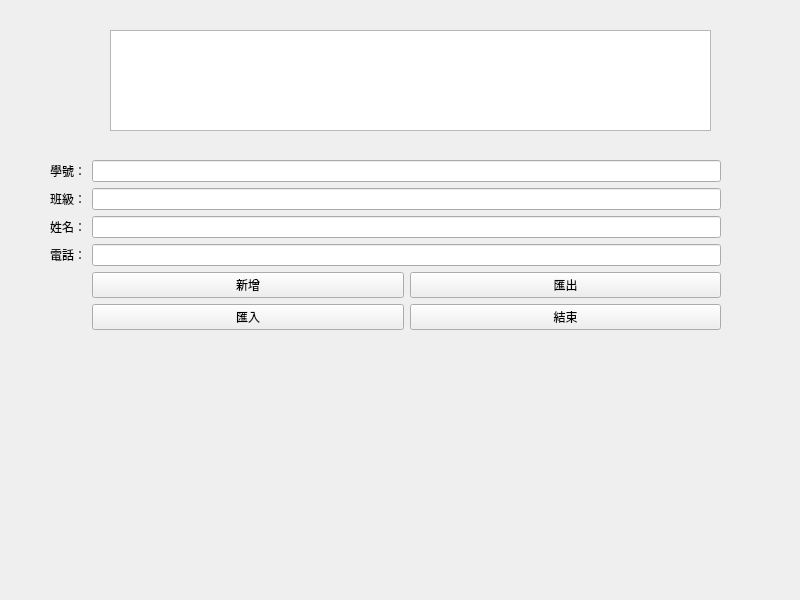
Qt form Address_book/mywidget.ui (kem1005/contactbook) before a commit.
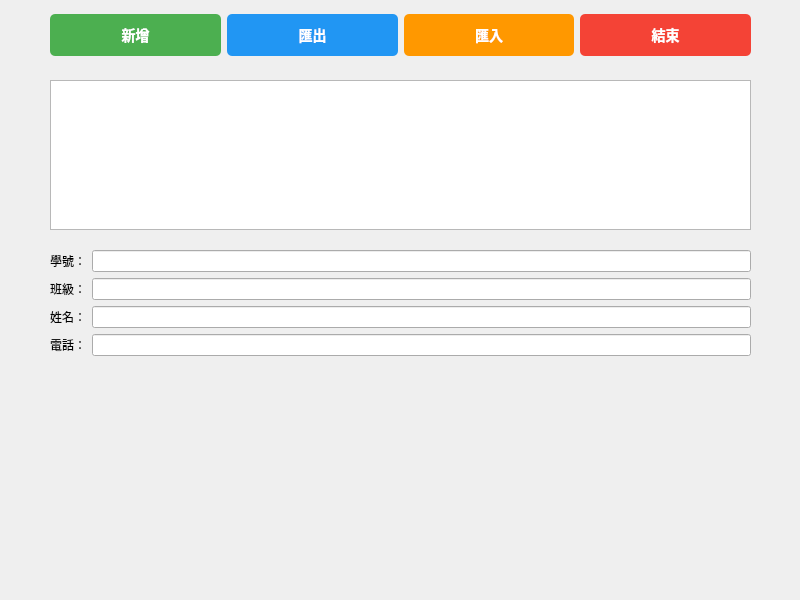
The same form after that commit.

Commit message: Redesign UI: Move buttons to top in horizontal row with colors

Diff of the .ui file:
```diff
--- a/Address_book/mywidget.ui
+++ b/Address_book/mywidget.ui
@@ -13,13 +13,145 @@
   <property name="windowTitle">
    <string>Mywidget</string>
   </property>
+  <widget class="QWidget" name="horizontalLayoutWidget">
+   <property name="geometry">
+    <rect>
+     <x>50</x>
+     <y>10</y>
+     <width>701</width>
+     <height>50</height>
+    </rect>
+   </property>
+   <layout class="QHBoxLayout" name="buttonLayout">
+    <item>
+     <widget class="QPushButton" name="pushButton_4">
+      <property name="minimumSize">
+       <size>
+        <width>0</width>
+        <height>40</height>
+       </size>
+      </property>
+      <property name="styleSheet">
+       <string notr="true">QPushButton {
+    background-color: #4CAF50;
+    color: white;
+    border: none;
+    padding: 10px;
+    font-size: 14px;
+    font-weight: bold;
+    border-radius: 5px;
+}
+QPushButton:hover {
+    background-color: #45a049;
+}
+QPushButton:pressed {
+    background-color: #3d8b40;
+}</string>
+      </property>
+      <property name="text">
+       <string>新增</string>
+      </property>
+     </widget>
+    </item>
+    <item>
+     <widget class="QPushButton" name="pushButton_3">
+      <property name="minimumSize">
+       <size>
+        <width>0</width>
+        <height>40</height>
+       </size>
+      </property>
+      <property name="styleSheet">
+       <string notr="true">QPushButton {
+    background-color: #2196F3;
+    color: white;
+    border: none;
+    padding: 10px;
+    font-size: 14px;
+    font-weight: bold;
+    border-radius: 5px;
+}
+QPushButton:hover {
+    background-color: #0b7dda;
+}
+QPushButton:pressed {
+    background-color: #0a6bc4;
+}</string>
+      </property>
+      <property name="text">
+       <string>匯出</string>
+      </property>
+     </widget>
+    </item>
+    <item>
+     <widget class="QPushButton" name="pushButton_6">
+      <property name="minimumSize">
+       <size>
+        <width>0</width>
+        <height>40</height>
+       </size>
+      </property>
+      <property name="styleSheet">
+       <string notr="true">QPushButton {
+    background-color: #FF9800;
+    color: white;
+    border: none;
+    padding: 10px;
+    font-size: 14px;
+    font-weight: bold;
+    border-radius: 5px;
+}
+QPushButton:hover {
+    background-color: #e68900;
+}
+QPushButton:pressed {
+    background-color: #cc7a00;
+}</string>
+      </property>
+      <property name="text">
+       <string>匯入</string>
+      </property>
+     </widget>
+    </item>
+    <item>
+     <widget class="QPushButton" name="pushButton_5">
+      <property name="minimumSize">
+       <size>
+        <width>0</width>
+        <height>40</height>
+       </size>
+      </property>
+      <property name="styleSheet">
+       <string notr="true">QPushButton {
+    background-color: #f44336;
+    color: white;
+    border: none;
+    padding: 10px;
+    font-size: 14px;
+    font-weight: bold;
+    border-radius: 5px;
+}
+QPushButton:hover {
+    background-color: #da190b;
+}
+QPushButton:pressed {
+    background-color: #c41509;
+}</string>
+      </property>
+      <property name="text">
+       <string>結束</string>
+      </property>
+     </widget>
+    </item>
+   </layout>
+  </widget>
   <widget class="QTableWidget" name="tableWidget">
    <property name="geometry">
     <rect>
-     <x>110</x>
-     <y>30</y>
-     <width>601</width>
-     <height>101</height>
+     <x>50</x>
+     <y>80</y>
+     <width>701</width>
+     <height>150</height>
     </rect>
    </property>
   </widget>
@@ -27,9 +159,9 @@
    <property name="geometry">
     <rect>
      <x>50</x>
-     <y>160</y>
-     <width>671</width>
-     <height>211</height>
+     <y>250</y>
+     <width>701</width>
+     <height>180</height>
     </rect>
    </property>
    <layout class="QFormLayout" name="formLayout">
@@ -73,42 +205,6 @@
     <item row="3" column="1">
      <widget class="QLineEdit" name="lineEdit_4"/>
     </item>
-    <item row="5" column="1">
-     <layout class="QGridLayout" name="gridLayout_3">
-      <item row="0" column="1">
-       <widget class="QPushButton" name="pushButton_5">
-        <property name="text">
-         <string>結束</string>
-        </property>
-       </widget>
-      </item>
-      <item row="0" column="0">
-       <widget class="QPushButton" name="pushButton_6">
-        <property name="text">
-         <string>匯入</string>
-        </property>
-       </widget>
-      </item>
-     </layout>
-    </item>
-    <item row="4" column="1">
-     <layout class="QGridLayout" name="gridLayout_2">
-      <item row="0" column="1">
-       <widget class="QPushButton" name="pushButton_3">
-        <property name="text">
-         <string>匯出</string>
-        </property>
-       </widget>
-      </item>
-      <item row="0" column="0">
-       <widget class="QPushButton" name="pushButton_4">
-        <property name="text">
-         <string>新增</string>
-        </property>
-       </widget>
-      </item>
-     </layout>
-    </item>
    </layout>
   </widget>
  </widget>
```
